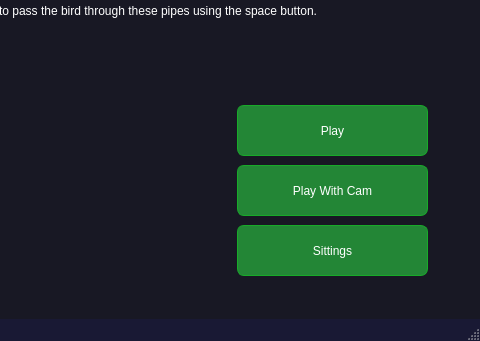
This is UI/mini_PS_UI.ui in 0xGhazy/mini-PS as Qt 5 draws it before an edit; both pictures show x 883 to 1363 and y 451 to 792 of the 1363 by 792 pixel window. The edited form follows.
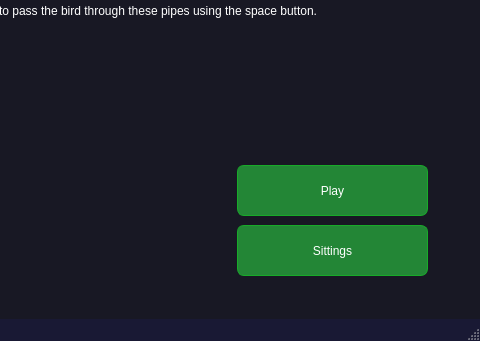
This is the edited form. The open tabs and pages were chosen to show the change. Icons and pictures are not drawn.

Patch:
```diff
--- a/UI/mini_PS_UI.ui
+++ b/UI/mini_PS_UI.ui
@@ -420,7 +420,7 @@
       <property name="geometry">
        <rect>
         <x>920</x>
-        <y>530</y>
+        <y>590</y>
         <width>191</width>
         <height>51</height>
        </rect>
@@ -549,37 +549,6 @@
        <string>Sittings</string>
       </property>
      </widget>
-     <widget class="QPushButton" name="play_fb_ai">
-      <property name="geometry">
-       <rect>
-        <x>920</x>
-        <y>590</y>
-        <width>191</width>
-        <height>51</height>
-       </rect>
-      </property>
-      <property name="styleSheet">
-       <string notr="true">QPushButton {
-	color: white;
-font: 87 15pt &quot;Arial Black&quot;;
-	background-color: rgb(35, 134, 54);
-	border-radius:7px;
-	border:1px solid #18ab29;
-}
-
-QPushButton:hover {
-	background:linear-gradient(to bottom, #5cbf2a 5%, #44c767 100%);
-	background-color:#18ab29;
-}
-QPushButton:active {
-	position:relative;
-	top:2px;
-}</string>
-      </property>
-      <property name="text">
-       <string>Play With Cam</string>
-      </property>
-     </widget>
     </widget>
     <widget class="QWidget" name="tab_4">
      <attribute name="title">
```
